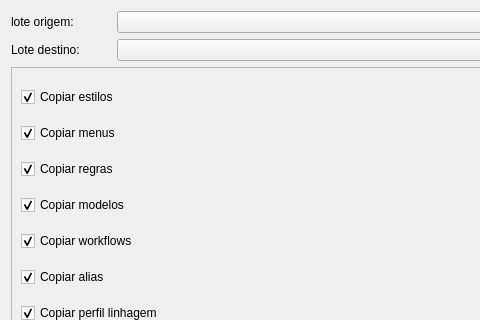
First picture: the form in uis/copySetupLot.ui, repository dsgoficial/SAP_Gerente, before the edit; both pictures show x 0 to 480 and y 0 to 320 of the 756 by 569 pixel window.
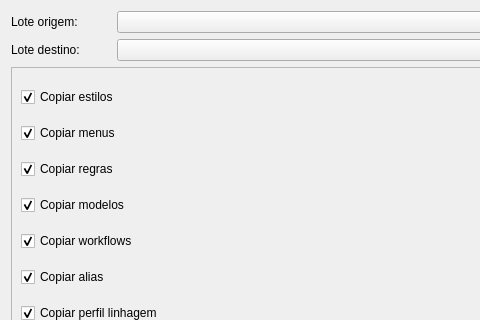
Second picture: the form after the edit.

Patch:
```diff
--- a/uis/copySetupLot.ui
+++ b/uis/copySetupLot.ui
@@ -31,7 +31,7 @@
         </size>
        </property>
        <property name="text">
-        <string>lote origem:</string>
+        <string>Lote origem:</string>
        </property>
       </widget>
      </item>
```
